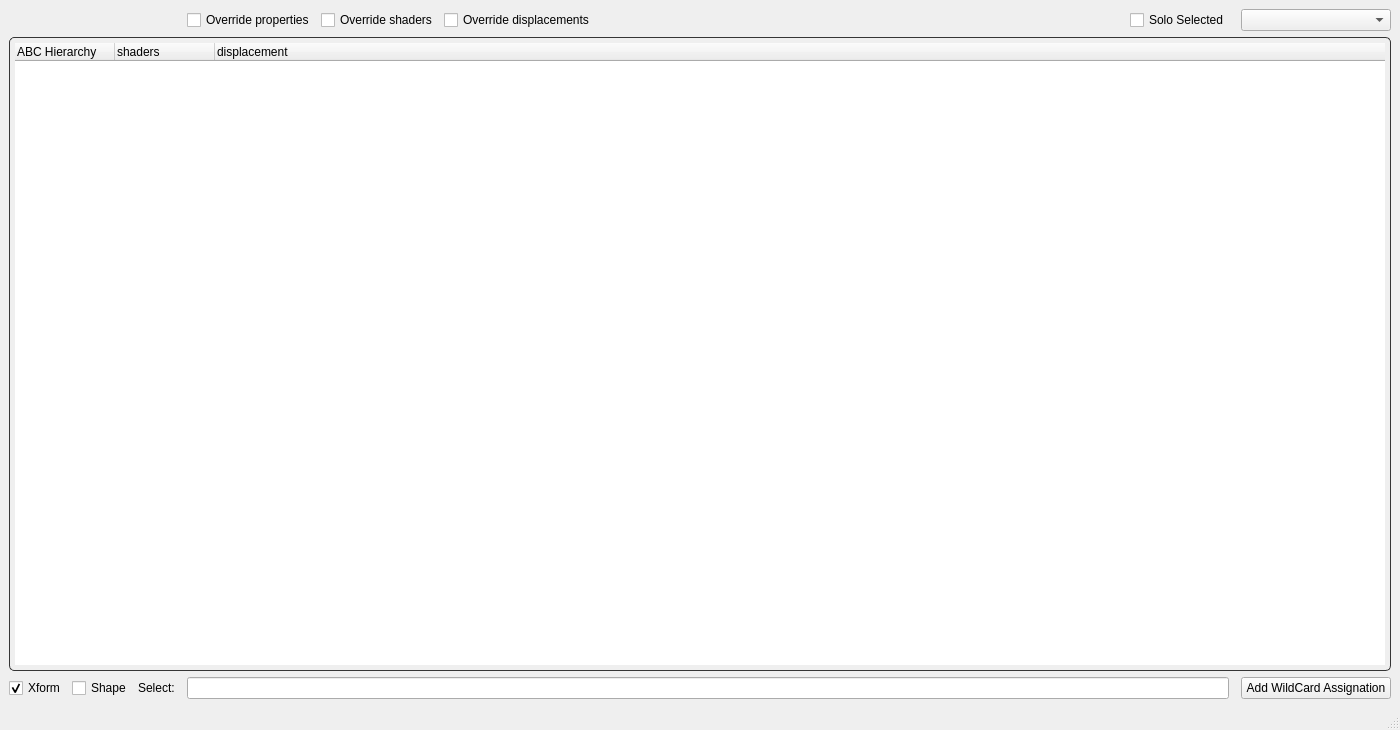
Before: the Qt Designer form maya/scripts/shaderManager/ui/UI_ABCHierarchy.ui in elliottsmith/abctoa, drawn with Qt 5.
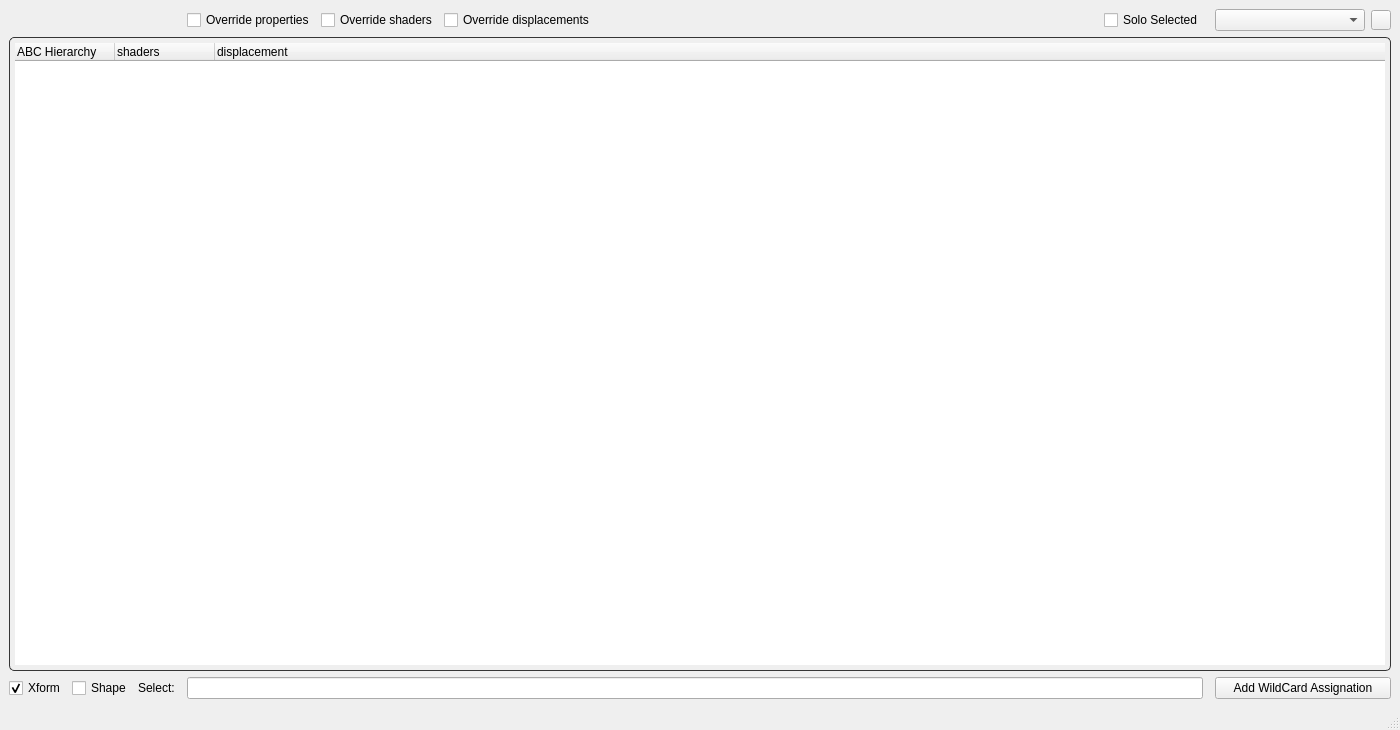
After: the same form once the commit is applied.

Commit message: Adding copy layers utility.

Diff of the .ui file:
```diff
--- a/maya/scripts/shaderManager/ui/UI_ABCHierarchy.ui
+++ b/maya/scripts/shaderManager/ui/UI_ABCHierarchy.ui
@@ -92,6 +92,25 @@
           </property>
          </widget>
         </item>
+        <item>
+         <widget class="QPushButton" name="layers_btn">
+          <property name="minimumSize">
+           <size>
+            <width>20</width>
+            <height>20</height>
+           </size>
+          </property>
+          <property name="maximumSize">
+           <size>
+            <width>20</width>
+            <height>20</height>
+           </size>
+          </property>
+          <property name="text">
+           <string/>
+          </property>
+         </widget>
+        </item>
        </layout>
       </item>
       <item row="0" column="2">
```
The commit also changes 5 other files.
